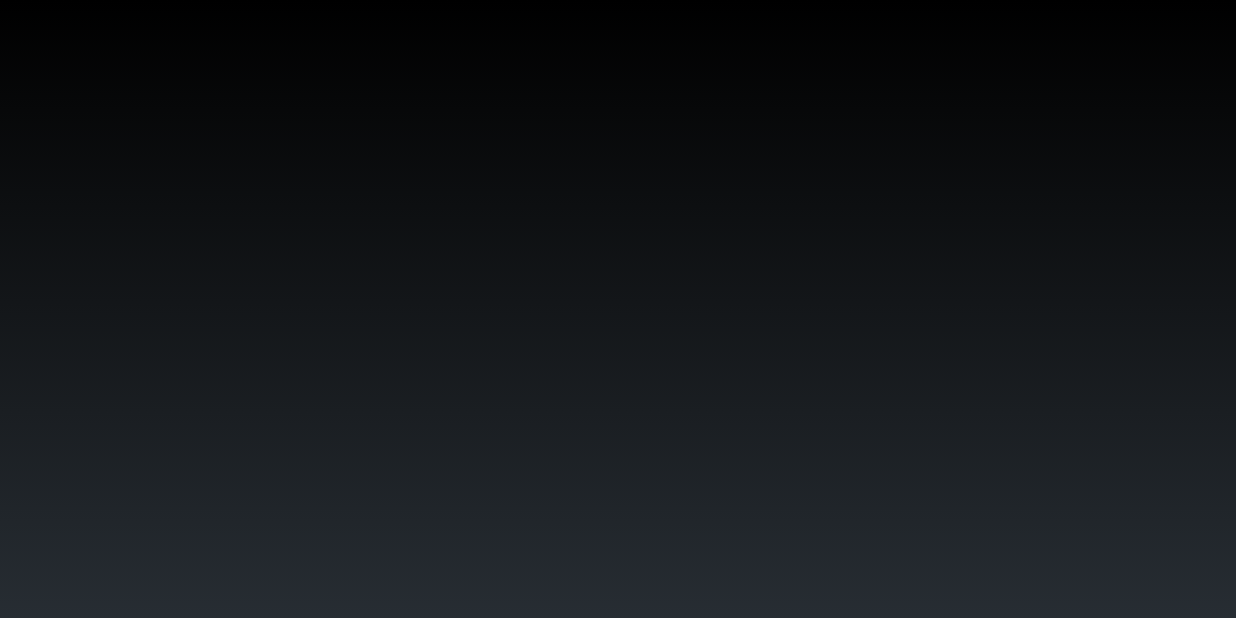
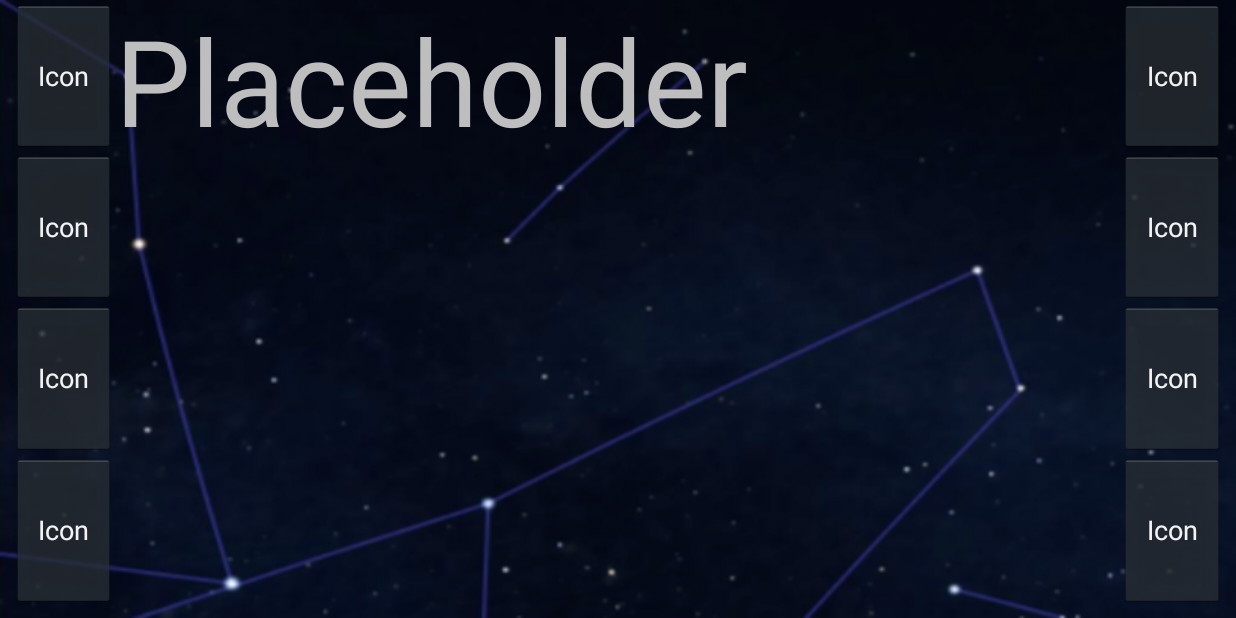
Before and after one commit to hellozhanghao/Star_Tracker, an Android app: the StartPhoneActivity screen opened directly, with no data from a screen before it, on a phone screen of 824 x 412 dp (held sideways). Run offline under Robolectric (Android 15) with nearby library versions, the phone set to English and light mode, and no system bars.

Commit message:
add activity_start_phone layout

```diff
--- a/app/build.gradle
+++ b/app/build.gradle
@@ -37,4 +37,5 @@ dependencies {
     compile 'com.android.support:appcompat-v7:25.3.1'
     compile 'com.android.support.constraint:constraint-layout:1.0.2'
     testCompile 'junit:junit:4.12'
+    compile 'com.android.support:design:25.3.1'
 }
--- a/app/src/main/java/com/tinymos/demo/star_tracker/StartPhoneActivity.java
+++ b/app/src/main/java/com/tinymos/demo/star_tracker/StartPhoneActivity.java
@@ -12,4 +12,6 @@ public class StartPhoneActivity extends Activity {
     }
 
 
+
+
 }
--- a/app/src/main/res/layout/activity_main.xml
+++ b/app/src/main/res/layout/activity_main.xml
@@ -37,14 +37,14 @@
                 android:id="@+id/cameraButton"
                 android:layout_width="200dp"
                 android:layout_height="100dp"
-                android:onClick="startPhone"
+                android:onClick="startCamera"
                 android:text="@string/camera_button" />
 
             <Button
                 android:id="@+id/phoneButton"
                 android:layout_width="200dp"
                 android:layout_height="100dp"
-                android:onClick="startCamera"
+                android:onClick="startPhone"
                 android:text="@string/phone_button" />
         </LinearLayout>
 
--- a/app/src/main/res/layout/activity_start_phone.xml
+++ b/app/src/main/res/layout/activity_start_phone.xml
@@ -4,6 +4,109 @@
     xmlns:tools="http://schemas.android.com/tools"
     android:layout_width="match_parent"
     android:layout_height="match_parent"
+    android:background="@drawable/starmap"
     tools:context="com.tinymos.demo.star_tracker.StartPhoneActivity">
 
+    <LinearLayout
+        android:layout_width="match_parent"
+        android:layout_height="match_parent"
+        android:layout_marginBottom="8dp"
+        android:layout_marginEnd="8dp"
+        android:layout_marginStart="8dp"
+        android:orientation="horizontal"
+        app:layout_constraintBottom_toBottomOf="parent"
+        app:layout_constraintLeft_toLeftOf="parent"
+        app:layout_constraintRight_toRightOf="parent"
+        app:layout_constraintTop_toTopOf="parent">
+
+        <LinearLayout
+            android:layout_width="wrap_content"
+            android:layout_height="match_parent"
+            android:layout_weight="1"
+            android:background="#00000000"
+            android:orientation="vertical">
+
+            <Button
+                android:id="@+id/button1"
+                android:layout_width="match_parent"
+                android:layout_height="wrap_content"
+                android:layout_weight="1"
+                android:elevation="0dp"
+                android:text="Icon" />
+
+            <Button
+                android:id="@+id/button2"
+                android:layout_width="match_parent"
+                android:layout_height="wrap_content"
+                android:layout_weight="1"
+                android:text="Icon" />
+
+            <Button
+                android:id="@+id/button3"
+                android:layout_width="match_parent"
+                android:layout_height="wrap_content"
+                android:layout_weight="1"
+                android:text="Icon" />
+
+            <Button
+                android:id="@+id/button4"
+                android:layout_width="match_parent"
+                android:layout_height="wrap_content"
+                android:layout_weight="1"
+                android:text="Icon" />
+        </LinearLayout>
+
+        <LinearLayout
+            android:layout_width="wrap_content"
+            android:layout_height="match_parent"
+            android:layout_weight="50"
+            android:orientation="vertical">
+
+            <TextView
+                android:id="@+id/textView2"
+                android:layout_width="match_parent"
+                android:layout_height="match_parent"
+                android:text="Placeholder"
+                android:textSize="80sp" />
+        </LinearLayout>
+
+        <LinearLayout
+            android:layout_width="wrap_content"
+            android:layout_height="match_parent"
+            android:layout_weight="1"
+            android:background="#00000000"
+            android:orientation="vertical">
+
+            <Button
+                android:id="@+id/button5"
+                android:layout_width="match_parent"
+                android:layout_height="wrap_content"
+                android:layout_weight="1"
+                android:elevation="16dp"
+                android:text="Icon" />
+
+            <Button
+                android:id="@+id/button6"
+                android:layout_width="match_parent"
+                android:layout_height="wrap_content"
+                android:layout_weight="1"
+                android:text="Icon" />
+
+            <Button
+                android:id="@+id/button7"
+                android:layout_width="match_parent"
+                android:layout_height="wrap_content"
+                android:layout_weight="1"
+                android:text="Icon" />
+
+            <Button
+                android:id="@+id/button8"
+                android:layout_width="match_parent"
+                android:layout_height="wrap_content"
+                android:layout_weight="1"
+                android:text="Icon" />
+        </LinearLayout>
+
+    </LinearLayout>
+
 </android.support.constraint.ConstraintLayout>
```
Also changed, not shown: app/src/main/res/drawable/starmap.png (added).
